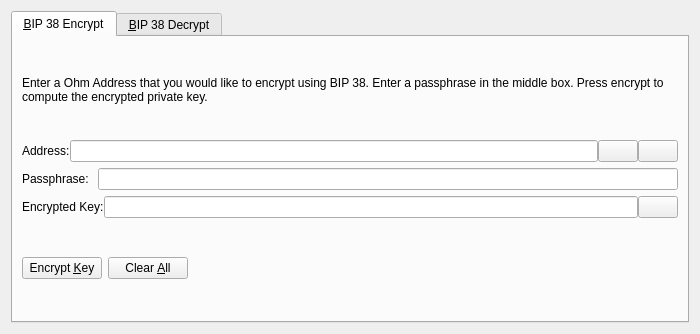
Qt form src/qt/forms/bip38tooldialog.ui (theohmproject/ohmcoin) before a commit.
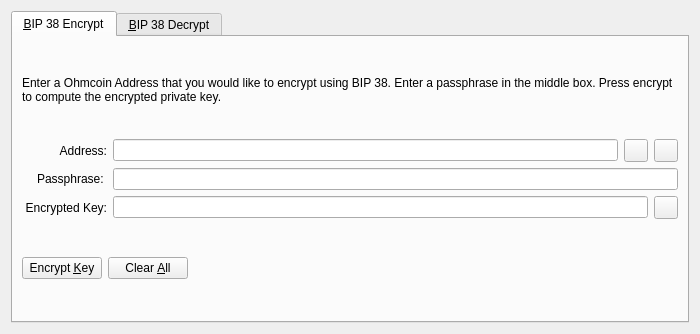
The same form after that commit. The open tabs and pages were chosen to show the change. Icons and pictures are not drawn. Custom widgets are drawn as their Qt base class.

```diff
--- a/src/qt/forms/bip38tooldialog.ui
+++ b/src/qt/forms/bip38tooldialog.ui
@@ -30,7 +30,7 @@
        <item>
         <widget class="QLabel" name="infoLabel_ENC">
          <property name="text">
-          <string>Enter a Ohm Address that you would like to encrypt using BIP 38. Enter a passphrase in the middle box. Press encrypt to compute the encrypted private key.</string>
+          <string>Enter a Ohmcoin Address that you would like to encrypt using BIP 38. Enter a passphrase in the middle box. Press encrypt to compute the encrypted private key.</string>
          </property>
          <property name="textFormat">
           <enum>Qt::PlainText</enum>
@@ -42,14 +42,20 @@
        </item>
        <item>
         <layout class="QHBoxLayout" name="horizontalLayout_1_ENC">
-         <property name="spacing">
-          <number>0</number>
-         </property>
          <item>
           <widget class="QLabel" name="label_5">
+           <property name="minimumSize">
+            <size>
+             <width>85</width>
+             <height>0</height>
+            </size>
+           </property>
            <property name="text">
             <string>Address:</string>
            </property>
+           <property name="alignment">
+            <set>Qt::AlignRight|Qt::AlignTrailing|Qt::AlignVCenter</set>
+           </property>
           </widget>
          </item>
          <item>
@@ -60,10 +66,13 @@
           </widget>
          </item>
          <item>
-          <widget class="QPushButton" name="addressBookButton_ENC">
+          <widget class="QToolButton" name="addressBookButton_ENC">
            <property name="toolTip">
             <string>Choose previously used address</string>
            </property>
+           <property name="autoFillBackground">
+            <bool>false</bool>
+           </property>
            <property name="text">
             <string/>
            </property>
@@ -74,13 +83,10 @@
            <property name="shortcut">
             <string>Alt+A</string>
            </property>
-           <property name="autoDefault">
-            <bool>false</bool>
-           </property>
           </widget>
          </item>
          <item>
-          <widget class="QPushButton" name="pasteButton_ENC">
+          <widget class="QToolButton" name="pasteButton_ENC">
            <property name="toolTip">
             <string>Paste address from clipboard</string>
            </property>
@@ -94,9 +100,6 @@
            <property name="shortcut">
             <string>Alt+P</string>
            </property>
-           <property name="autoDefault">
-            <bool>false</bool>
-           </property>
           </widget>
          </item>
         </layout>
@@ -105,9 +108,18 @@
         <layout class="QHBoxLayout" name="horizontalLayout_5">
          <item>
           <widget class="QLabel" name="label_6">
+           <property name="minimumSize">
+            <size>
+             <width>85</width>
+             <height>0</height>
+            </size>
+           </property>
            <property name="text">
             <string>Passphrase: </string>
            </property>
+           <property name="alignment">
+            <set>Qt::AlignRight|Qt::AlignTrailing|Qt::AlignVCenter</set>
+           </property>
           </widget>
          </item>
          <item>
@@ -121,17 +133,23 @@
        </item>
        <item>
         <layout class="QHBoxLayout" name="horizontalLayout_2_ENC">
-         <property name="spacing">
-          <number>0</number>
-         </property>
          <item>
           <widget class="QLabel" name="encryptedKeyLabel_ENC">
+           <property name="minimumSize">
+            <size>
+             <width>85</width>
+             <height>0</height>
+            </size>
+           </property>
            <property name="text">
             <string>Encrypted Key:</string>
            </property>
            <property name="textFormat">
             <enum>Qt::PlainText</enum>
            </property>
+           <property name="alignment">
+            <set>Qt::AlignRight|Qt::AlignTrailing|Qt::AlignVCenter</set>
+           </property>
           </widget>
          </item>
          <item>
@@ -147,7 +165,7 @@
           </widget>
          </item>
          <item>
-          <widget class="QPushButton" name="copyKeyButton_ENC">
+          <widget class="QToolButton" name="copyKeyButton_ENC">
            <property name="toolTip">
             <string>Copy the current signature to the system clipboard</string>
            </property>
@@ -158,9 +176,6 @@
             <iconset resource="../ohmc.qrc">
              <normaloff>:/icons/editcopy</normaloff>:/icons/editcopy</iconset>
            </property>
-           <property name="autoDefault">
-            <bool>false</bool>
-           </property>
           </widget>
          </item>
         </layout>
```
Left out of the diff: 74 changed lines with no effect on the pictures.
